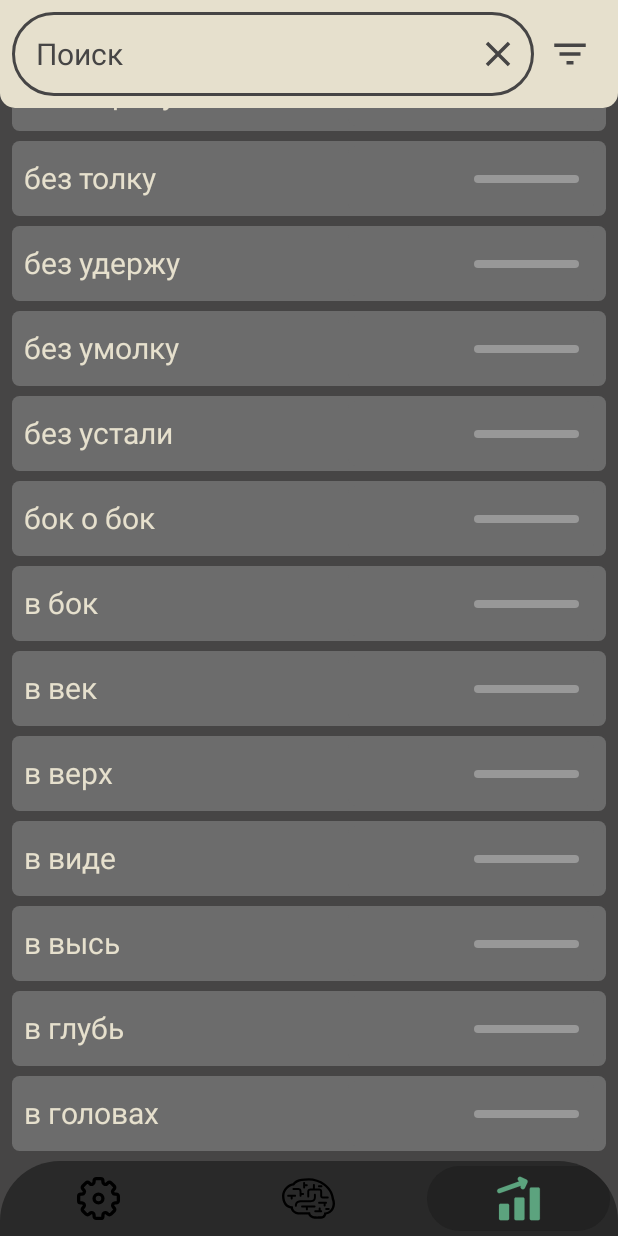
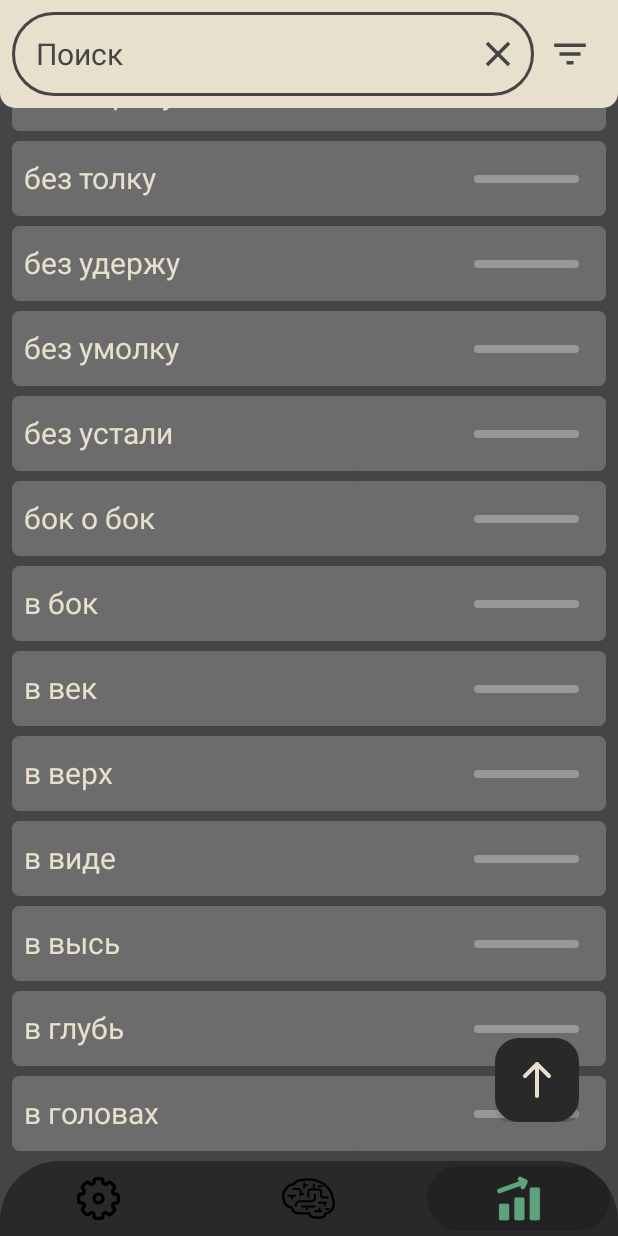
Before and after one commit to 45161846/Y4i, an Android app built with Jetpack Compose: the screen it shows after launch (MainScreenActivity), item 3 of the bottom bar chosen, scrolled down 491 dp, on a phone screen of 412 x 824 dp. Run offline under Robolectric (Android 15) with nearby library versions, the phone set to English and light mode, and no system bars; our stand-ins replace Room's generated code.

Commit message:
to top of stats button implemented

```diff
--- a/app/src/main/java/com/example/russian/mainScreenPackage/MainScreenActivity.kt
+++ b/app/src/main/java/com/example/russian/mainScreenPackage/MainScreenActivity.kt
@@ -1,35 +1,25 @@
 package com.example.russian.mainScreenPackage
 
-import android.annotation.SuppressLint
 import android.content.Intent
 import android.os.Bundle
 import androidx.activity.ComponentActivity
 import androidx.activity.compose.setContent
-import androidx.compose.foundation.layout.PaddingValues
-import androidx.compose.foundation.layout.fillMaxSize
-import androidx.compose.material3.Scaffold
 import androidx.compose.runtime.Composable
 import androidx.compose.runtime.getValue
 import androidx.compose.runtime.mutableIntStateOf
 import androidx.compose.runtime.mutableStateOf
 import androidx.compose.runtime.remember
+import androidx.compose.runtime.rememberCoroutineScope
 import androidx.compose.runtime.setValue
-import androidx.compose.ui.Modifier
 import androidx.compose.ui.graphics.vector.ImageVector
-import androidx.compose.ui.tooling.preview.Preview
-import androidx.compose.ui.unit.dp
-import androidx.navigation.NavHostController
-import androidx.navigation.compose.rememberNavController
+import androidx.compose.ui.res.colorResource
 import com.example.russian.R
 import com.example.russian.gameClasses.GameActivity
-import com.example.russian.mainScreenPackage.screenDrawers.DrawFloatingButton
-import com.example.russian.mainScreenPackage.screenDrawers.DrawNavigationBarBottom
+import com.example.russian.mainScreenPackage.screenDrawers.DefaultScaffold
 import com.example.russian.mainScreenPackage.screenDrawers.DrawPracticeContent
 import com.example.russian.mainScreenPackage.screenDrawers.DrawSettingsContent
-import com.example.russian.mainScreenPackage.screenDrawers.DrawTopBar
-import com.example.russian.mainScreenPackage.screenDrawers.StatsScreenDrawer
+import com.example.russian.mainScreenPackage.screenDrawers.StatsScaffold
 import kotlinx.serialization.Serializable
-
 
 data class BottomNavigationItem(
     val type_of_screen: ScreenType,
@@ -38,8 +28,6 @@ data class BottomNavigationItem(
 )
 
 class MainScreenActivity : ComponentActivity() {
-
-    private lateinit var navController: NavHostController
 
     private lateinit var viewmodel: MyMainViewModelImpl
 
@@ -65,7 +53,6 @@ class MainScreenActivity : ComponentActivity() {
 
     @Composable
     private fun MainScreen(){
-        navController = rememberNavController()
 
         var index by remember {
             mutableIntStateOf(viewmodel.selectedScreenIndex.value ?: 1)
@@ -73,86 +60,59 @@ class MainScreenActivity : ComponentActivity() {
 
         viewmodel.selectedScreenIndex.observe(this){
             index = it ?: 1
+            window.statusBarColor = if(it == 2){
+                getColor(R.color.light_background)
+            }else{
+                getColor(R.color.dark_background)
+            }
         }
 
-        Scaffold(
-            modifier = Modifier.fillMaxSize(),
-            bottomBar = {
+        val changeSelectedItemIndex = { it : Int ->
+            viewmodel.selectedScreenIndex.value = it
+        }
 
-                DrawNavigationBarBottom(selectedItemIndex = index) {
-                    viewmodel.selectedScreenIndex.value = it
-                }
-            },
-            content = { innerPadding ->
-                MainScreenContent(innerPadding)
-            },
-            topBar = {
-                DrawTopBar(
+        var words by remember {
+            mutableStateOf(viewmodel.repository.getCurrentWords())
+        }
+
+        viewmodel.repository.currentWords.observe(this){
+            words = it
+        }
+
+        when(index){
+            2 -> {
+                StatsScaffold(
                     selectedItemIndex = index,
                     window = window,
                     context = this,
-                    onSearch = {
-                        viewmodel.search(it)
-                    },
-                    onClear = {
-                        viewmodel.resetCurrentWords()
-                    }
+                    scope = rememberCoroutineScope(),
+                    onSearch = { viewmodel.search(it) },
+                    onClear = { viewmodel.resetCurrentWords() },
+                    changeSelectedItemIndex = changeSelectedItemIndex,
+                    contentList = words
                 )
-            },
-            floatingActionButton = {
-                DrawFloatingButton(index)
             }
-        )
-    }
-
-    @Composable
-    private fun MainScreenContent(paddingValues: PaddingValues) {
-
-        var index by remember {
-            mutableStateOf(viewmodel.selectedScreenIndex.value)
-        }
-
-        viewmodel.selectedScreenIndex.observe(this){
-            index = it
-        }
-
-        when(index){
-            0 -> DrawSettingsContent(paddingValues = paddingValues)
-            1 -> DrawPracticeContent(paddingValues = paddingValues, startGame = {startGame(it)})
-            2 -> ScreenStats(paddingValues = paddingValues)
+            1 -> {
+                DefaultScaffold(
+                    selectedItemIndex = index,
+                    displayableUI = {padding ->
+                        DrawPracticeContent(paddingValues = padding, startGame = { startGame(it) })
+                                    },
+                    changeSelectedItemIndex)
+            }
+            0 -> DefaultScaffold(selectedItemIndex = index, displayableUI = {
+                DrawSettingsContent(
+                    paddingValues = it
+                )
+            }, changeSelectedItemIndex)
         }
 
     }
-
-
-
-    @SuppressLint("MutableCollectionMutableState")
-    @Composable
-    private fun ScreenStats(paddingValues: PaddingValues) {
-
-        var itemsOnScreen by remember {
-            mutableStateOf(viewmodel.repository.currentWords.value)
-        }
-
-        viewmodel.repository.currentWords.observe(this){
-            itemsOnScreen = it
-        }
-
-        StatsScreenDrawer(paddingValues)
-            .DrawContentScreen(listOfWords = itemsOnScreen ?: emptyList())
-    }
-
     private fun startGame(taskTopic: Int){
         val intent = Intent(this, GameActivity::class.java)
         val key = this.getString(R.string.game_activity_start_topic_key)
         intent.putExtra(key, taskTopic)
         this.startActivity(intent)
-    }
-
-    @Composable
-    @Preview
-    private fun ScreenPreview(){
-        ScreenStats(PaddingValues(20.dp))
     }
 
 }
--- a/app/src/main/java/com/example/russian/mainScreenPackage/StatsScreenDrawer.kt
+++ /dev/null
@@ -1,23 +0,0 @@
-package com.example.russian.mainScreenPackage
-
-import androidx.compose.foundation.layout.PaddingValues
-import androidx.compose.runtime.Composable
-import androidx.compose.ui.tooling.preview.Preview
-import androidx.compose.ui.unit.dp
-import com.example.russian.MyEnumClasses.TaskTopic
-import com.example.russian.database.Word
-import com.example.russian.mainScreenPackage.screenDrawers.StatsScreenDrawer
-
-@Composable
-@Preview
-private fun Preview(){
-    StatsScreenDrawer(PaddingValues(20.dp)).DrawContentScreen(listOfWords = listOf(
-        Word("в*век;;___ не забуду", TaskTopic().NARECHI9,1F),
-        Word("на голову;;упал снег с ветки|выше", TaskTopic().NARECHI9,0.9F),
-        Word("на*право", TaskTopic().NARECHI9,0.2F),
-        Word("подобру-поздорову", TaskTopic().NARECHI9,0F),
-        Word("на ура;;решение было принято", TaskTopic().NARECHI9,-1F),
-        Word("Великий писатель - величественный взгляд", TaskTopic().PARONIM,-1F),
-        Word("по*среди", TaskTopic().NARECHI9,-1F),
-    ))
-}
--- a/app/src/main/java/com/example/russian/mainScreenPackage/screenDrawers/AttributesDrawer.kt
+++ b/app/src/main/java/com/example/russian/mainScreenPackage/screenDrawers/AttributesDrawer.kt
@@ -2,6 +2,9 @@ package com.example.russian.mainScreenPackage.screenDrawers
 
 import android.content.Context
 import android.view.Window
+import androidx.compose.animation.AnimatedVisibility
+import androidx.compose.animation.fadeIn
+import androidx.compose.animation.fadeOut
 import androidx.compose.foundation.Image
 import androidx.compose.foundation.background
 import androidx.compose.foundation.border
@@ -14,11 +17,15 @@ import androidx.compose.foundation.layout.height
 import androidx.compose.foundation.layout.padding
 import androidx.compose.foundation.layout.size
 import androidx.compose.foundation.layout.wrapContentHeight
+import androidx.compose.foundation.lazy.LazyListState
 import androidx.compose.foundation.shape.RoundedCornerShape
 import androidx.compose.foundation.text.KeyboardActions
 import androidx.compose.foundation.text.KeyboardOptions
 import androidx.compose.material.icons.Icons
+import androidx.compose.material.icons.filled.KeyboardArrowUp
 import androidx.compose.material.icons.outlined.Close
+import androidx.compose.material3.FloatingActionButton
+import androidx.compose.material3.Icon
 import androidx.compose.material3.IconButton
 import androidx.compose.material3.IconButtonDefaults
 import androidx.compose.material3.NavigationBar
@@ -28,6 +35,7 @@ import androidx.compose.material3.TextField
 import androidx.compose.material3.TextFieldColors
 import androidx.compose.material3.TextFieldDefaults
 import androidx.compose.runtime.Composable
+import androidx.compose.runtime.derivedStateOf
 import androidx.compose.runtime.getValue
 import androidx.compose.runtime.mutableStateOf
 import androidx.compose.runtime.remember
@@ -42,6 +50,7 @@ import androidx.compose.ui.graphics.ColorFilter
 import androidx.compose.ui.graphics.vector.ImageVector
 import androidx.compose.ui.platform.LocalFocusManager
 import androidx.compose.ui.res.colorResource
+import androidx.compose.ui.res.painterResource
 import androidx.compose.ui.res.vectorResource
 import androidx.compose.ui.text.TextStyle
 import androidx.compose.ui.text.input.ImeAction
@@ -75,10 +84,38 @@ fun DrawTopBar(
     }
 }
 @Composable
-fun DrawFloatingButton(
-    selectedItemIndex: Int
+fun DrawToTopButton(
+    listState: LazyListState,
+    selectedItemIndex: Int,
+    onClick: () -> Unit
 ) {
-    //TODO create toTop button
+
+    if(selectedItemIndex == 2){
+
+        val showButton by remember{
+            derivedStateOf {
+                listState.firstVisibleItemIndex > 0
+            }
+        }
+        AnimatedVisibility(
+            visible = showButton,
+            enter = fadeIn(),
+            exit = fadeOut(),
+        ) {
+            FloatingActionButton(
+                onClick = { onClick() },
+                modifier = Modifier.myToTopButton(),
+                containerColor = colorResource(id = R.color.dark_background_2),
+            ) {
+                Image(
+                    painter = painterResource(id = R.drawable.arrow_up),
+                    contentDescription = null,
+                    colorFilter = ColorFilter.tint(colorResource(id = R.color.light_background)),
+                    modifier = Modifier.size(32.dp)
+                )
+            }
+        }
+    }
 }
 
 @Composable
--- /dev/null
+++ b/app/src/main/java/com/example/russian/mainScreenPackage/screenDrawers/MyModifiers.kt
@@ -0,0 +1,21 @@
+package com.example.russian.mainScreenPackage.screenDrawers
+
+import androidx.compose.foundation.background
+import androidx.compose.foundation.layout.padding
+import androidx.compose.foundation.shape.CircleShape
+import androidx.compose.foundation.shape.RoundedCornerShape
+import androidx.compose.material.icons.Icons
+import androidx.compose.material.icons.filled.KeyboardArrowUp
+import androidx.compose.material3.FloatingActionButton
+import androidx.compose.material3.Icon
+import androidx.compose.runtime.Composable
+import androidx.compose.ui.Modifier
+import androidx.compose.ui.draw.clip
+import androidx.compose.ui.graphics.Color
+import androidx.compose.ui.res.colorResource
+import androidx.compose.ui.tooling.preview.Preview
+import androidx.compose.ui.unit.dp
+
+fun Modifier.myToTopButton() =
+    padding(bottom = 10.dp, end = 10.dp)
+        .clip(RoundedCornerShape(8.dp))
--- /dev/null
+++ b/app/src/main/java/com/example/russian/mainScreenPackage/screenDrawers/ScreensScaffolds.kt
@@ -0,0 +1,82 @@
+package com.example.russian.mainScreenPackage.screenDrawers
+
+import android.content.Context
+import android.view.Window
+import androidx.compose.foundation.layout.PaddingValues
+import androidx.compose.foundation.layout.fillMaxSize
+import androidx.compose.foundation.lazy.rememberLazyListState
+import androidx.compose.material3.Scaffold
+import androidx.compose.runtime.Composable
+import androidx.compose.ui.Modifier
+import com.example.russian.database.Word
+import kotlinx.coroutines.CoroutineScope
+import kotlinx.coroutines.launch
+
+@Composable
+fun DefaultScaffold(
+    selectedItemIndex: Int,
+    displayableUI: @Composable (padding: PaddingValues) -> Unit,
+    changeSelectedItemIndex: (newIndex: Int) -> Unit
+){
+    Scaffold(
+        modifier = Modifier.fillMaxSize(),
+        content = {
+            displayableUI(it)
+        },
+        bottomBar = {
+            DrawNavigationBarBottom(
+                selectedItemIndex,
+                changeSelectedItemIndex
+            )
+        }
+    )
+}
+
+
+@Composable
+fun StatsScaffold(
+    selectedItemIndex: Int,
+    window: Window,
+    context: Context,
+    scope: CoroutineScope,
+    contentList: List<Word>,
+    onSearch: (pref: String) -> Unit,
+    onClear: () -> Unit,
+    changeSelectedItemIndex: (newIndex: Int) -> Unit,
+){
+
+    val listState = rememberLazyListState()
+
+    Scaffold(
+        modifier = Modifier.fillMaxSize(),
+        topBar = {
+            DrawTopBar(
+                selectedItemIndex = selectedItemIndex,
+                window = window,
+                context = context,
+                onSearch = { onSearch(it) },
+                onClear = { onClear() }
+            )
+        },
+        content = {
+            DrawStatsContent(listOfWords = contentList, paddingValues = it, listState = listState)
+        },
+        bottomBar = {
+            DrawNavigationBarBottom(
+                selectedItemIndex,
+                changeSelectedItemIndex
+            )
+        },
+        floatingActionButton = {
+            DrawToTopButton(
+                listState = listState,
+                selectedItemIndex = selectedItemIndex,
+                onClick = {
+                    scope.launch {
+                        listState.scrollToItem(0)
+                    }
+                }
+            )
+        }
+    )
+}
--- a/app/src/main/java/com/example/russian/mainScreenPackage/screenDrawers/StatsScreenDrawer.kt
+++ b/app/src/main/java/com/example/russian/mainScreenPackage/screenDrawers/StatsScreenDrawer.kt
@@ -1,7 +1,6 @@
 package com.example.russian.mainScreenPackage.screenDrawers
 
 import android.annotation.SuppressLint
-import android.content.Context
 import androidx.compose.foundation.background
 import androidx.compose.foundation.layout.Arrangement
 import androidx.compose.foundation.layout.Column
@@ -16,32 +15,23 @@ import androidx.compose.foundation.layout.size
 import androidx.compose.foundation.layout.width
 import androidx.compose.foundation.layout.wrapContentHeight
 import androidx.compose.foundation.lazy.LazyColumn
+import androidx.compose.foundation.lazy.LazyListState
 import androidx.compose.foundation.lazy.items
 import androidx.compose.foundation.shape.RoundedCornerShape
 import androidx.compose.material3.Text
 import androidx.compose.runtime.Composable
-import androidx.compose.runtime.getValue
-import androidx.compose.runtime.mutableStateOf
-import androidx.compose.runtime.remember
-import androidx.compose.runtime.setValue
 import androidx.compose.ui.Alignment
 import androidx.compose.ui.Modifier
 import androidx.compose.ui.graphics.Color
 import androidx.compose.ui.res.colorResource
 import androidx.compose.ui.unit.dp
 import androidx.compose.ui.unit.sp
-import androidx.lifecycle.LifecycleOwner
 import com.example.russian.R
 import com.example.russian.database.Word
-import com.example.russian.mainScreenPackage.WordsLocalMainScreenRepository
 import com.example.russian.toolPackage.WordToTaskMapper
 
-class StatsScreenDrawer(
-    val paddingValues: PaddingValues
-) {
-
 @Composable
-    private fun DrawLoading(){ //TODO add shimmer
+private fun DrawLoading(paddingValues: PaddingValues){ //TODO add shimmer
     Column(
         verticalArrangement = Arrangement.Center,
         horizontalAlignment = Alignment.CenterHorizontally,
@@ -57,19 +47,21 @@ class StatsScreenDrawer(
 
 
 @Composable
-    fun DrawContentScreen(listOfWords: List<Word>){
+fun DrawStatsContent(listOfWords: List<Word>, paddingValues: PaddingValues, listState: LazyListState){
 
     if(listOfWords.isEmpty()){
-            DrawLoading()
+        DrawLoading(paddingValues)
     }else{
-            DrawNormal(listOfWords)
+        DrawNormal(listOfWords, paddingValues, listState)
     }
 }
 
 @Composable
-    private fun DrawNormal(listOfWords: List<Word>){
+private fun DrawNormal(listOfWords: List<Word>,paddingValues: PaddingValues, listState: LazyListState){
+
     LazyColumn(
-            modifier = myModifier(paddingValues = paddingValues)
+        modifier = myModifier(paddingValues),
+        state = listState
     ) {
         items(
             items = listOfWords,
@@ -162,5 +154,3 @@ class StatsScreenDrawer(
     }
     return Color((1F - winRate) * 2, winRate * 2, 0F, alpha = 1F)
 }
-
-}
--- /dev/null
+++ b/app/src/main/res/drawable/arrow_up.xml
@@ -0,0 +1,20 @@
+<vector xmlns:android="http://schemas.android.com/apk/res/android"
+    android:width="800dp"
+    android:height="800dp"
+    android:viewportWidth="24"
+    android:viewportHeight="24">
+  <path
+      android:pathData="M12,4L12,20"
+      android:strokeLineJoin="round"
+      android:strokeWidth="2"
+      android:fillColor="#00000000"
+      android:strokeColor="#323232"
+      android:strokeLineCap="round"/>
+  <path
+      android:pathData="M18,10L12.063,4.063V4.063C12.028,4.028 11.972,4.028 11.938,4.063V4.063L6,10"
+      android:strokeLineJoin="round"
+      android:strokeWidth="2"
+      android:fillColor="#00000000"
+      android:strokeColor="#323232"
+      android:strokeLineCap="round"/>
+</vector>
```
Lines whose indentation alone changed are shown as unchanged.
